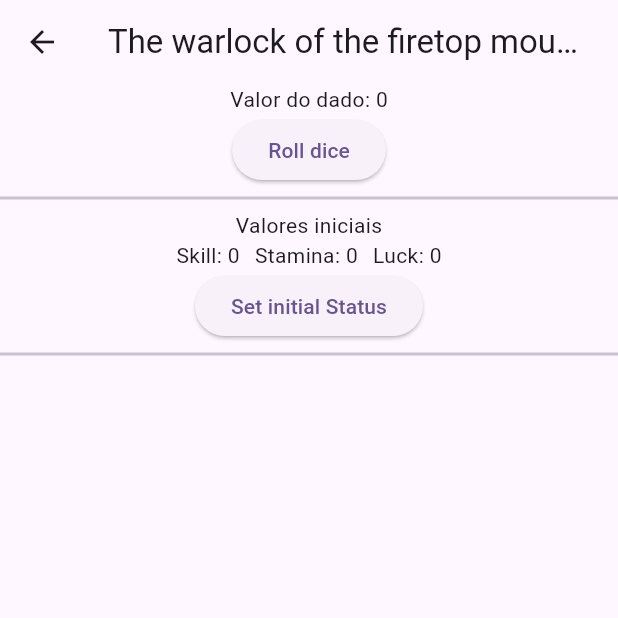
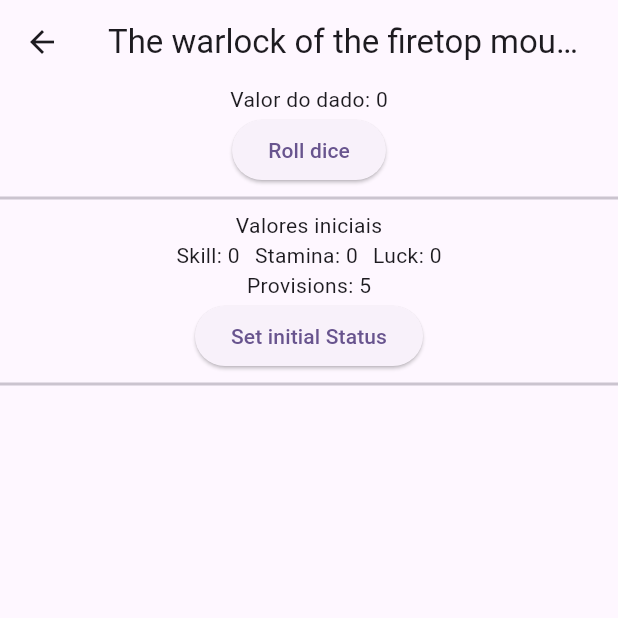
Before and after one commit to demysbrito/gamebooks-adventure-sheets, a Flutter app: the TheWarlockOfFiretopMountain screen opened directly, on a phone screen of 412 x 824 dp, the top half of it. Run offline on Flutter 3.47's test engine with Material 2 defaults, Android fonts, the phone set to English and light mode, and no system bars.

Commit message:
feature: add provisions field

```diff
--- a/lib/pages/the_warlock_of_firetop_mountain.dart
+++ b/lib/pages/the_warlock_of_firetop_mountain.dart
@@ -15,6 +15,7 @@
   int skillValue = 0;
   int staminaValue = 0;
   int luckValue = 0;
+  int provisionsValue = 5;
 
   @override
   Widget build(BuildContext context) {
@@ -51,6 +52,7 @@
                 Text('Luck: $luckValue'),
               ],
             ),
+            Text('Provisions: $provisionsValue'),
             ElevatedButton(
               onPressed: () {
                 setState(() {
@@ -61,7 +63,7 @@
               },
               child: const Text('Set initial Status'),
             ),
-            const Divider(thickness: 2)
+            const Divider(thickness: 2),
           ],
         ),
       ),
```
